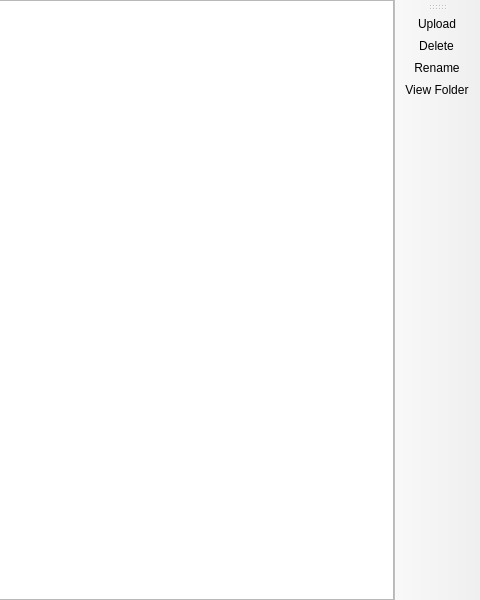
Old version of the form launcher/ui/pages/instance/ScreenshotsPage.ui in the repository FreesmTeam/FreesmLauncher; both pictures show x 320 to 800 and y 0 to 600 of the 800 by 600 pixel window.
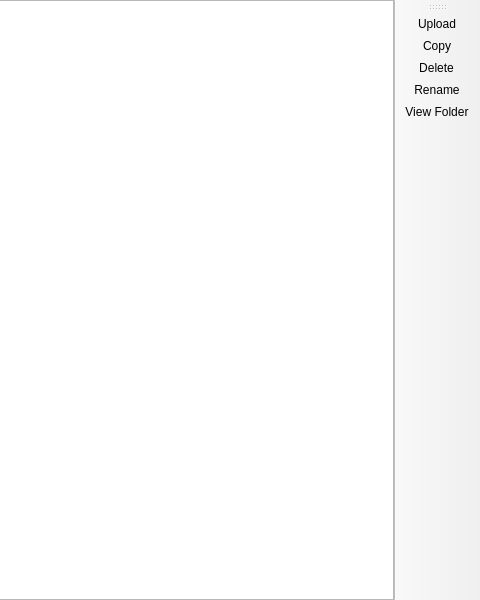
New version of the form. Custom widgets are drawn as their Qt base class.

Commit message:
NOISSUE Implemented copy screenshots to the clipboard
- Added context-menu entry
- Ctrl+C keybind works as well
- If multiple screenshots are selected, only the first one gets copied

Diff of the .ui file:
```diff
--- a/launcher/ui/pages/instance/ScreenshotsPage.ui
+++ b/launcher/ui/pages/instance/ScreenshotsPage.ui
@@ -50,6 +50,7 @@
     <bool>false</bool>
    </attribute>
    <addaction name="actionUpload"/>
+   <addaction name="actionCopy"/>
    <addaction name="actionDelete"/>
    <addaction name="actionRename"/>
    <addaction name="actionView_Folder"/>
@@ -74,6 +75,14 @@
     <string>View Folder</string>
    </property>
   </action>
+  <action name="actionCopy">
+   <property name="text">
+    <string>Copy</string>
+   </property>
+   <property name="toolTip">
+    <string>Copy</string>
+   </property>
+  </action>
  </widget>
  <customwidgets>
   <customwidget>
```
The commit also changes 2 other files.
